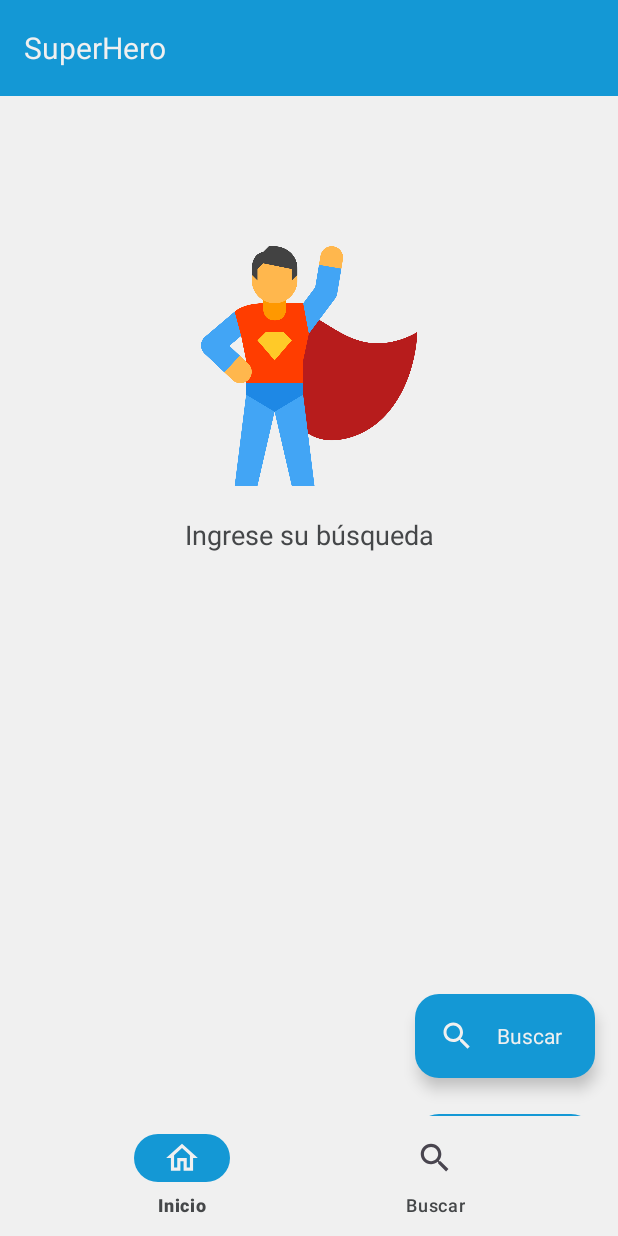
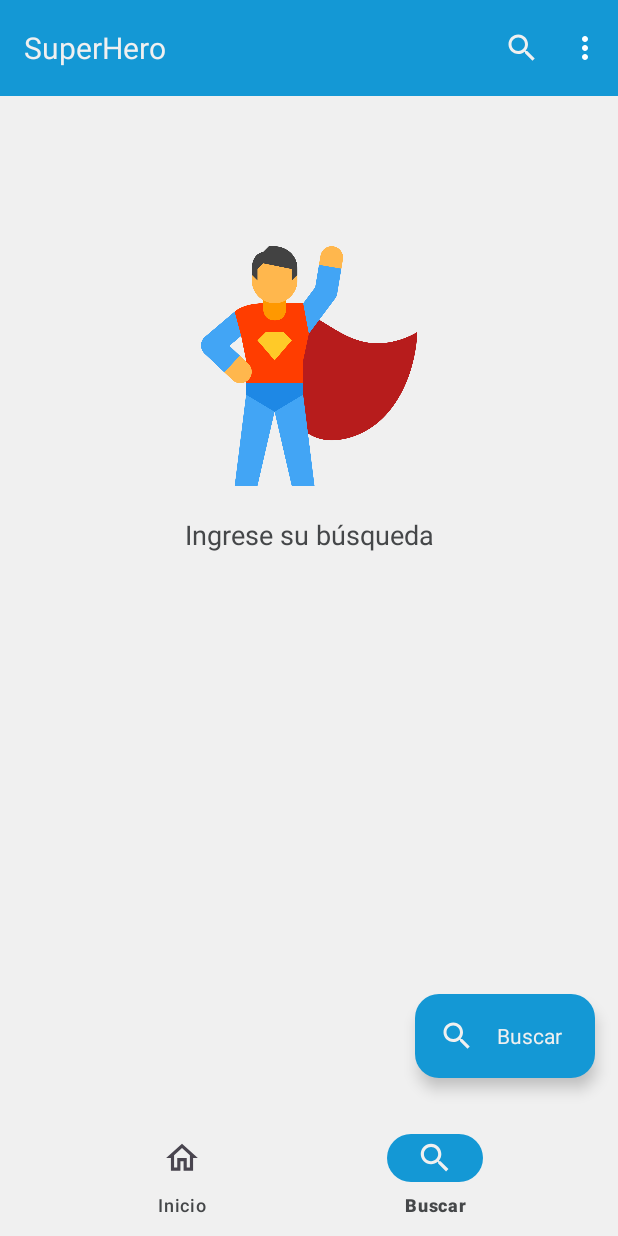
Before and after one commit to kevabin01/SuperHero, an Android app: the SearchFragment screen opened through its navigation route, on a phone screen of 412 x 824 dp. Run offline under Robolectric (Android 15) with nearby library versions, the phone set to English and light mode, and no system bars; our stand-ins replace Firebase (no records; nobody signed in at launch, a user with empty details on screens opened directly), navigation-ui, paging.

Commit message:
Preparación para busquedas

```diff
--- a/app/src/main/java/com/codequark/superhero/ui/activities/MainActivity.kt
+++ b/app/src/main/java/com/codequark/superhero/ui/activities/MainActivity.kt
@@ -57,7 +57,13 @@ class MainActivity: AppCompatActivity() {
             manageDestination(destination)
         }
 
+        binding.layoutToolbar.appBarLayout.outlineProvider = null
         NavigationUI.setupActionBarWithNavController(this, navController, viewModel.navConfiguration)
+        NavigationUI.setupWithNavController(binding.bottomNavigationView, navController)
+
+        binding.bottomNavigationView.setOnItemReselectedListener {
+
+        }
 
         viewModel.getDestination().observe(this) { destination ->
             if(destination == 0) {
@@ -81,6 +87,11 @@ class MainActivity: AppCompatActivity() {
 
                 }
             }
+        }
+
+        binding.fab.setOnClickListener {
+            val searchView: View = findViewById(R.id.actionSearch)
+            searchView.performClick()
         }
     }
 
@@ -120,11 +131,11 @@ class MainActivity: AppCompatActivity() {
             }
 
             R.id.navigationHome -> {
-                enableMenu(menu)
+                disableMenu(menu)
             }
 
             R.id.navigationSearch -> {
-                disableMenu(menu)
+                enableMenu(menu)
             }
 
             else -> {
@@ -172,7 +183,7 @@ class MainActivity: AppCompatActivity() {
     private fun manageDestination(@NonNull destination: NavDestination) {
         invalidateOptionsMenu()
 
-        if(destination.id == R.id.navigationLogin || destination.id == R.id.navigationRegister) {
+        if(destination.id == R.id.navigationLogin || destination.id == R.id.navigationRegister || destination.id == R.id.navigationHome) {
             binding.fab.visibility = View.GONE
         } else {
             binding.fab.visibility = View.VISIBLE
--- a/app/src/main/java/com/codequark/superhero/viewModels/ViewModelFactory.kt
+++ b/app/src/main/java/com/codequark/superhero/viewModels/ViewModelFactory.kt
@@ -18,10 +18,6 @@ class ViewModelFactory: ViewModelProvider.Factory {
                 NetworkViewModel(application) as T
             }
 
-            modelClass.isAssignableFrom(SearchViewModel::class.java) -> {
-                SearchViewModel(application) as T
-            }
-
             else -> throw IllegalArgumentException("Unknown ViewModel class")
         }
     }
--- a/app/src/main/res/layout/fragment_search.xml
+++ b/app/src/main/res/layout/fragment_search.xml
@@ -37,10 +37,4 @@
 
     </androidx.swiperefreshlayout.widget.SwipeRefreshLayout>
 
-    <com.google.android.material.floatingactionbutton.ExtendedFloatingActionButton
-        android:id="@+id/fabSearch"
-        android:layout_width="wrap_content"
-        android:layout_height="wrap_content"
-        style="@style/Style.FloatingActionButton.Search" />
-
 </RelativeLayout>
```
Also changed, not shown: app/src/main/java/com/codequark/superhero/repositories/SearchRepository.kt (deleted, +0 -17 lines), app/src/main/java/com/codequark/superhero/viewModels/SearchViewModel.kt (deleted, +0 -21 lines), app/src/main/java/com/codequark/superhero/repositories/MainRepository.kt (line endings or trailing spaces).
